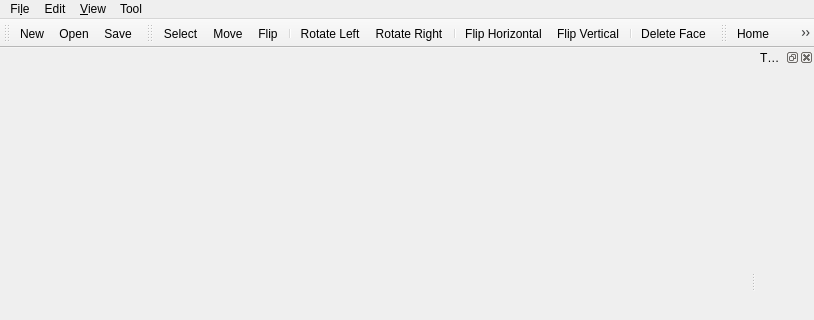
ikskuh/VersaTile, file mainwindow.ui: the form before one commit; both pictures show x 0 to 814 and y 0 to 320 of the 814 by 536 pixel window.
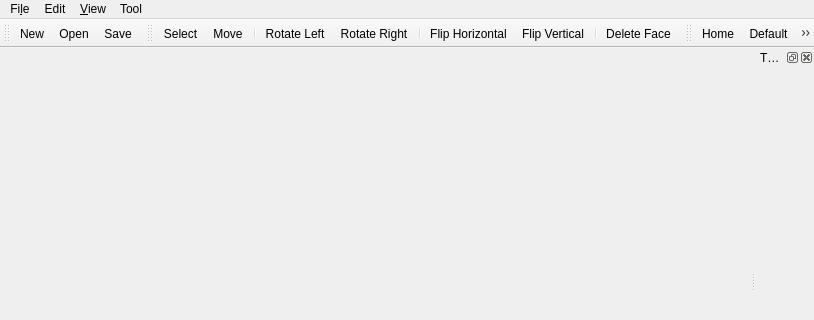
The form after the commit. Icons and pictures are not drawn.

Patch:
```diff
--- a/mainwindow.ui
+++ b/mainwindow.ui
@@ -126,7 +126,6 @@
    </attribute>
    <addaction name="actionSelect"/>
    <addaction name="actionMove"/>
-   <addaction name="actionFlip"/>
    <addaction name="separator"/>
    <addaction name="actionRotateLeft"/>
    <addaction name="actionRotateRight"/>
@@ -288,18 +287,6 @@
     <string>Shift+R</string>
    </property>
   </action>
-  <action name="actionFlip">
-   <property name="icon">
-    <iconset resource="data.qrc">
-     <normaloff>:/data/tool-flip.png</normaloff>:/data/tool-flip.png</iconset>
-   </property>
-   <property name="text">
-    <string>&amp;Flip</string>
-   </property>
-   <property name="shortcut">
-    <string>F</string>
-   </property>
-  </action>
   <action name="actionMove">
    <property name="icon">
     <iconset resource="data.qrc">
@@ -341,7 +328,7 @@
      <normaloff>:/data/flip-horizontal.png</normaloff>:/data/flip-horizontal.png</iconset>
    </property>
    <property name="text">
-    <string>Flip Horizontal</string>
+    <string>&amp;Flip Horizontal</string>
    </property>
    <property name="toolTip">
     <string>Flip Horizontal</string>
@@ -356,7 +343,7 @@
      <normaloff>:/data/flip-vertical.png</normaloff>:/data/flip-vertical.png</iconset>
    </property>
    <property name="text">
-    <string>Flip Vertical</string>
+    <string>Flip &amp;Vertical</string>
    </property>
    <property name="toolTip">
     <string>Flip Vertical</string>
@@ -371,7 +358,7 @@
      <normaloff>:/data/delete.png</normaloff>:/data/delete.png</iconset>
    </property>
    <property name="text">
-    <string>Delete Face</string>
+    <string>&amp;Delete Face</string>
    </property>
    <property name="toolTip">
     <string>Delete Selected Face</string>
```
Left out of the diff: 10 changed lines with no effect on the pictures.
